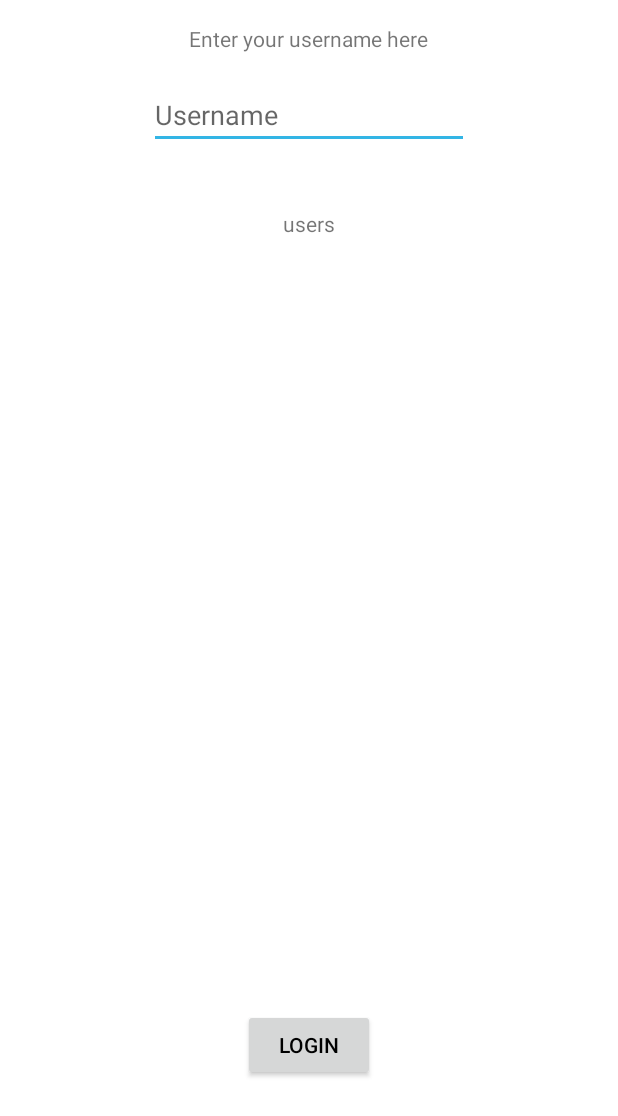
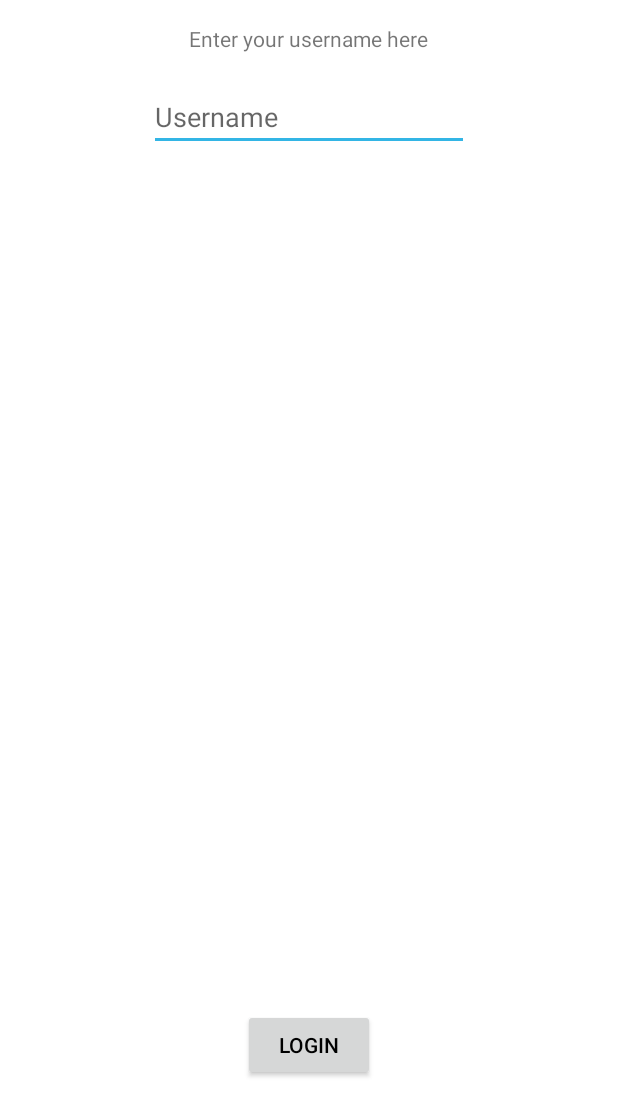
Before and after one commit to kasper995/Chatapp, an Android app: the layout activity_main.xml on its own in the app's theme, with its tools: preview values and no code run, on a phone screen of 412 x 824 dp. Shown: the top 1116 px of the screen. Run offline under Robolectric (Android 15) with nearby library versions, the phone set to English and light mode, and no system bars.

Commit message:
changes
changes

```diff
--- a/app/src/main/java/com/example/kaspe/chatapp/ChatClass.java
+++ b/app/src/main/java/com/example/kaspe/chatapp/ChatClass.java
@@ -1,5 +1,6 @@
 package com.example.kaspe.chatapp;
 
+import android.content.Context;
 import android.content.Intent;
 import android.os.Bundle;
 import android.support.v7.app.AppCompatActivity;
@@ -43,6 +44,7 @@ public class ChatClass extends AppCompatActivity implements View.OnKeyListener,
     Button sendButton;
     String username;
     EditText usernameInput;
+    Context context;
 
     @Override
     protected void onCreate(Bundle savedInstanceState) {
@@ -106,7 +108,7 @@ public class ChatClass extends AppCompatActivity implements View.OnKeyListener,
         //noinspection SimplifiableIfStatement
         if (id == R.id.close_settings) {
             //create a new activity of closing
-            Intent i = new Intent(this, Closing.class);
+            Intent i = new Intent(context, Closing.class);
             //closes all activies and open a new one
             i.setFlags(i.FLAG_ACTIVITY_CLEAR_TASK|i.FLAG_ACTIVITY_NEW_TASK);
             //starts the closing activity
--- a/app/src/main/res/layout/activity_main.xml
+++ b/app/src/main/res/layout/activity_main.xml
@@ -10,18 +10,6 @@
     android:paddingTop="@dimen/activity_vertical_margin"
     tools:context="com.example.kaspe.chatapp.MainActivity">
 
-
-    <EditText
-        android:layout_width="wrap_content"
-        android:layout_height="wrap_content"
-        android:inputType="textPersonName"
-        android:ems="10"
-        android:layout_alignParentTop="true"
-        android:layout_centerHorizontal="true"
-        android:layout_marginTop="38dp"
-        android:id="@+id/usernameEditTxt"
-        android:hint="Username"
-        android:textAlignment="center" />
 
     <TextView
         android:text="Enter your username here"
@@ -40,12 +28,15 @@
         android:layout_centerHorizontal="true"
         android:layout_marginBottom="87dp" />
 
-    <TextView
-        android:text="users"
+    <EditText
         android:layout_width="wrap_content"
         android:layout_height="wrap_content"
-        android:layout_below="@+id/usernameEditTxt"
-        android:layout_centerHorizontal="true"
-        android:layout_marginTop="40dp"
-        android:id="@+id/usersTv" />
+        android:inputType="textPersonName"
+        android:ems="10"
+        android:layout_marginTop="20dp"
+        android:id="@+id/usernameEditTxt"
+        android:hint="Username"
+        android:layout_below="@+id/textView"
+        android:layout_centerHorizontal="true" />
+
 </RelativeLayout>
```
Also changed, not shown: app/src/main/java/com/example/kaspe/chatapp/Logon.java (+25 -24 lines).
